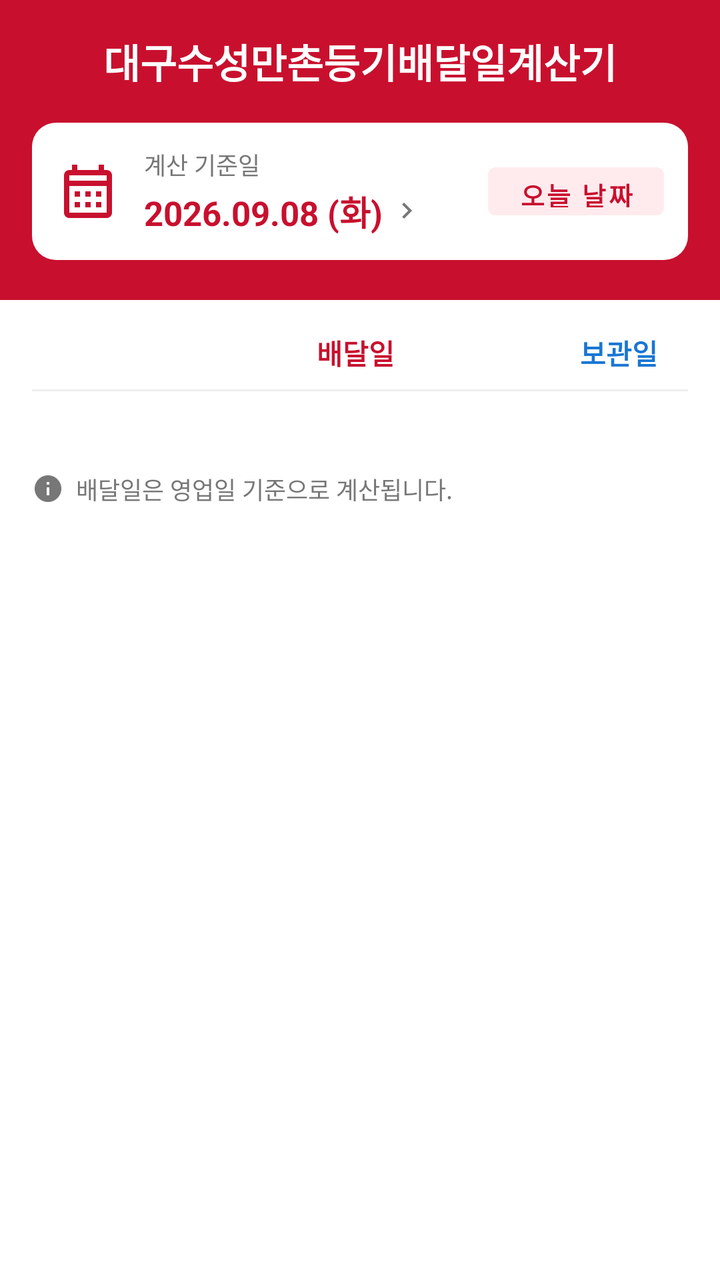
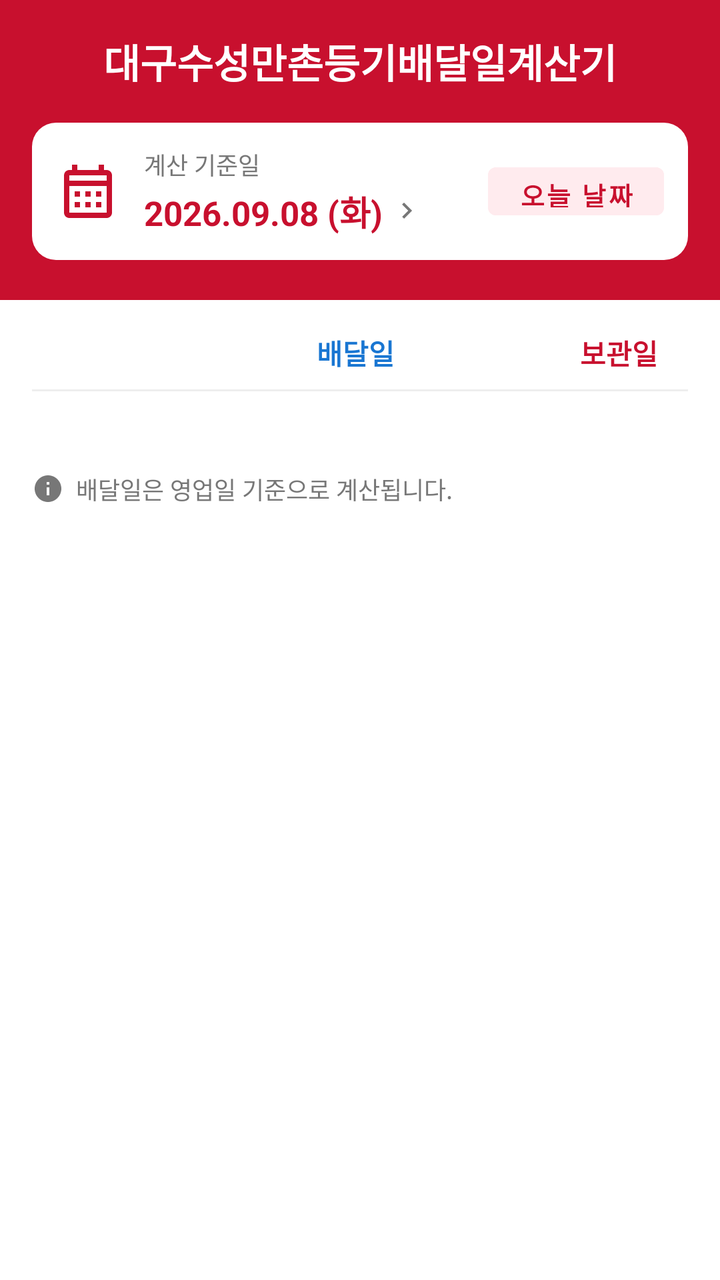

Two renders of the same Android screen: before a commit and after it. Below are the layout's source before the change and the commit's diff.
<!-- AndroidManifest.xml: application theme Theme.BusinessDayCalculator -->
<!-- res/layout/fragment_calculator.xml -->
<?xml version="1.0" encoding="utf-8"?>
<LinearLayout xmlns:android="http://schemas.android.com/apk/res/android"
    android:layout_width="match_parent"
    android:layout_height="match_parent"
    android:orientation="vertical">

    
    <LinearLayout
        android:layout_width="match_parent"
        android:layout_height="wrap_content"
        android:background="@color/primary"
        android:orientation="vertical"
        android:paddingLeft="16dp"
        android:paddingRight="16dp"
        android:paddingTop="16dp"
        android:paddingBottom="20dp">

        <TextView
            android:layout_width="match_parent"
            android:layout_height="wrap_content"
            android:text="@string/app_name"
            android:textColor="@color/white"
            android:textSize="20sp"
            android:textStyle="bold"
            android:gravity="center"
            android:layout_marginBottom="16dp" />

        
        <LinearLayout
            android:id="@+id/cardBaseDate"
            android:layout_width="match_parent"
            android:layout_height="wrap_content"
            android:background="@drawable/bg_white_card"
            android:orientation="horizontal"
            android:padding="12dp"
            android:gravity="center_vertical"
            android:clickable="true"
            android:focusable="true">

            <ImageView
                android:layout_width="32dp"
                android:layout_height="32dp"
                android:src="@drawable/ic_calendar_red"
                android:layout_marginEnd="12dp"
                android:contentDescription="달력" />

            <LinearLayout
                android:layout_width="0dp"
                android:layout_height="wrap_content"
                android:layout_weight="1"
                android:orientation="vertical">

                <TextView
                    android:layout_width="wrap_content"
                    android:layout_height="wrap_content"
                    android:text="계산 기준일"
                    android:textColor="@color/text_secondary"
                    android:textSize="12sp" />

                <LinearLayout
                    android:layout_width="wrap_content"
                    android:layout_height="wrap_content"
                    android:orientation="horizontal"
                    android:gravity="center_vertical"
                    android:layout_marginTop="2dp">

                    <TextView
                        android:id="@+id/tvBaseDateValue"
                        android:layout_width="wrap_content"
                        android:layout_height="wrap_content"
                        android:text="2026.09.08 (화)"
                        android:textColor="@color/primary"
                        android:textSize="17sp"
                        android:textStyle="bold" />

                    <ImageView
                        android:layout_width="16dp"
                        android:layout_height="16dp"
                        android:src="@drawable/ic_chevron_right"
                        android:layout_marginStart="4dp"
                        android:contentDescription="선택" />
                </LinearLayout>
            </LinearLayout>

            <Button
                android:id="@+id/btnToday"
                android:layout_width="wrap_content"
                android:layout_height="36dp"
                android:backgroundTint="#FFEBEE"
                android:text="오늘 날짜"
                android:textColor="@color/primary"
                android:textSize="13sp"
                android:textStyle="bold"
                android:paddingLeft="12dp"
                android:paddingRight="12dp"
                style="@style/Widget.MaterialComponents.Button.UnelevatedButton" />
        </LinearLayout>

        
        <LinearLayout
            android:id="@+id/cardCalendar"
            android:layout_width="match_parent"
            android:layout_height="wrap_content"
            android:background="@drawable/bg_white_card"
            android:orientation="vertical"
            android:padding="16dp"
            android:layout_marginTop="12dp"
            android:visibility="gone">

            
            <RelativeLayout
                android:layout_width="match_parent"
                android:layout_height="wrap_content"
                android:layout_marginBottom="16dp">

                <ImageView
                    android:id="@+id/btnPrevMonth"
                    android:layout_width="32dp"
                    android:layout_height="32dp"
                    android:src="@drawable/ic_chevron_left_red"
                    android:layout_alignParentStart="true"
                    android:layout_centerVertical="true"
                    android:padding="4dp"
                    android:clickable="true"
                    android:focusable="true"
                    android:contentDescription="이전달" />

                <TextView
                    android:id="@+id/tvCalendarMonthTitle"
                    android:layout_width="wrap_content"
                    android:layout_height="wrap_content"
                    android:layout_centerInParent="true"
                    android:text="2026년 9월"
                    android:textColor="@color/primary"
                    android:textSize="17sp"
                    android:textStyle="bold" />

                <ImageView
                    android:id="@+id/btnNextMonth"
                    android:layout_width="32dp"
                    android:layout_height="32dp"
                    android:src="@drawable/ic_chevron_right_red"
                    android:layout_alignParentEnd="true"
                    android:layout_centerVertical="true"
                    android:padding="4dp"
                    android:clickable="true"
                    android:focusable="true"
                    android:contentDescription="다음달" />
            </RelativeLayout>

            
            <LinearLayout
                android:layout_width="match_parent"
                android:layout_height="wrap_content"
                android:orientation="horizontal"
                android:layout_marginBottom="12dp">

                <TextView android:layout_width="0dp" android:layout_height="wrap_content" android:layout_weight="1" android:text="일" android:textColor="@color/text_secondary" android:gravity="center" android:textSize="13sp" />
                <TextView android:layout_width="0dp" android:layout_height="wrap_content" android:layout_weight="1" android:text="월" android:textColor="@color/text_secondary" android:gravity="center" android:textSize="13sp" />
                <TextView android:layout_width="0dp" android:layout_height="wrap_content" android:layout_weight="1" android:text="화" android:textColor="@color/text_secondary" android:gravity="center" android:textSize="13sp" />
                <TextView android:layout_width="0dp" android:layout_height="wrap_content" android:layout_weight="1" android:text="수" android:textColor="@color/text_secondary" android:gravity="center" android:textSize="13sp" />
                <TextView android:layout_width="0dp" android:layout_height="wrap_content" android:layout_weight="1" android:text="목" android:textColor="@color/text_secondary" android:gravity="center" android:textSize="13sp" />
                <TextView android:layout_width="0dp" android:layout_height="wrap_content" android:layout_weight="1" android:text="금" android:textColor="@color/text_secondary" android:gravity="center" android:textSize="13sp" />
                <TextView android:layout_width="0dp" android:layout_height="wrap_content" android:layout_weight="1" android:text="토" android:textColor="@color/text_secondary" android:gravity="center" android:textSize="13sp" />
            </LinearLayout>

            
            <GridLayout
                android:id="@+id/gridCalendarDays"
                android:layout_width="match_parent"
                android:layout_height="wrap_content"
                android:columnCount="7"
                android:alignmentMode="alignBounds"
                android:useDefaultMargins="false"
                android:layout_marginBottom="16dp" />

            
            <Button
                android:id="@+id/btnCloseCalendar"
                android:layout_width="match_parent"
                android:layout_height="48dp"
                android:backgroundTint="@color/primary"
                android:text="닫기"
                android:textColor="@color/white"
                android:textSize="16sp"
                android:textStyle="bold"
                style="@style/Widget.MaterialComponents.Button.UnelevatedButton" />

        </LinearLayout>

    </LinearLayout>

    <ScrollView
        android:layout_width="match_parent"
        android:layout_height="0dp"
        android:layout_weight="1"
        android:padding="16dp">

        <LinearLayout
            android:id="@+id/calcContainer"
            android:layout_width="match_parent"
            android:layout_height="wrap_content"
            android:orientation="vertical">

            
            <LinearLayout
                android:layout_width="match_parent"
                android:layout_height="wrap_content"
                android:orientation="horizontal"
                android:paddingBottom="8dp"
                android:gravity="center_vertical">
                
                <View
                    android:layout_width="64dp"
                    android:layout_height="0dp" />

                <TextView
                    android:layout_width="0dp"
                    android:layout_height="wrap_content"
                    android:layout_weight="1"
                    android:text="@string/delivery_date"
                    android:textColor="@color/primary"
                    android:textStyle="bold"
                    android:gravity="center" />

                <TextView
                    android:layout_width="0dp"
                    android:layout_height="wrap_content"
                    android:layout_weight="0.35"
                    android:text="@string/storage_date"
                    android:textColor="@color/chip_blue_text"
                    android:textStyle="bold"
                    android:gravity="center" />
            </LinearLayout>

            <View
                android:layout_width="match_parent"
                android:layout_height="1dp"
                android:background="@color/divider"
                android:layout_marginBottom="16dp" />

            

            
            <LinearLayout
                android:layout_width="match_parent"
                android:layout_height="wrap_content"
                android:orientation="horizontal"
                android:gravity="center_vertical"
                android:layout_marginTop="24dp">

                <ImageView
                    android:layout_width="16dp"
                    android:layout_height="16dp"
                    android:src="@drawable/ic_info_gray"
                    android:layout_marginEnd="6dp"
                    android:contentDescription="안내" />

                <TextView
                    android:layout_width="wrap_content"
                    android:layout_height="wrap_content"
                    android:text="@string/note_business_day"
                    android:textColor="@color/text_secondary"
                    android:textSize="12sp" />
            </LinearLayout>

        </LinearLayout>
    </ScrollView>
</LinearLayout>
<!-- resources referenced by this layout -->
<resources>
  <color name="chip_blue_text">#1976D2</color>
  <color name="divider">#EEEEEE</color>
  <color name="primary">#C8102E</color>
  <color name="text_secondary">#777777</color>
  <color name="white">#FFFFFFFF</color>
  <!-- drawable bg_white_card (drawable) -->
  <?xml version="1.0" encoding="utf-8"?>
  <shape xmlns:android="http://schemas.android.com/apk/res/android"
      android:shape="rectangle">
      <corners android:radius="12dp" />
      <solid android:color="@color/white" />
  </shape>
  <!-- drawable ic_calendar_red (drawable) -->
  <vector xmlns:android="http://schemas.android.com/apk/res/android"
      android:width="32dp"
      android:height="32dp"
      android:viewportWidth="24"
      android:viewportHeight="24">
    <path
        android:fillColor="#C8102E"
        android:pathData="M19,4h-1V2h-2v2H8V2H6v2H5C3.89,4 3.01,4.9 3.01,6L3,20c0,1.1 0.89,2 2,2h14c1.1,0 2,-0.9 2,-2V6c0,-1.1 -0.9,-2 -2,-2zM19,20H5V10h14v10zM19,8H5V6h14v2zM9,14H7v-2h2v2zM13,14h-2v-2h2v2zM17,14h-2v-2h2v2zM9,18H7v-2h2v2zM13,18h-2v-2h2v2zM17,18h-2v-2h2v2z"/>
  </vector>
  <!-- drawable ic_chevron_left_red (drawable) -->
  <vector xmlns:android="http://schemas.android.com/apk/res/android"
      android:width="24dp"
      android:height="24dp"
      android:viewportWidth="24"
      android:viewportHeight="24">
    <path
        android:fillColor="#C8102E"
        android:pathData="M15.41,7.41L14,6l-6,6 6,6 1.41,-1.41L10.83,12z"/>
  </vector>
  <!-- drawable ic_chevron_right (drawable) -->
  <vector xmlns:android="http://schemas.android.com/apk/res/android"
      android:width="16dp"
      android:height="16dp"
      android:viewportWidth="24"
      android:viewportHeight="24">
    <path
        android:fillColor="#777777"
        android:pathData="M10,6L8.59,7.41L13.17,12L8.59,16.59L10,18l6,-6z"/>
  </vector>
  <!-- drawable ic_chevron_right_red (drawable) -->
  <vector xmlns:android="http://schemas.android.com/apk/res/android"
      android:width="24dp"
      android:height="24dp"
      android:viewportWidth="24"
      android:viewportHeight="24">
    <path
        android:fillColor="#C8102E"
        android:pathData="M10,6L8.59,7.41L13.17,12L8.59,16.59L10,18l6,-6z"/>
  </vector>
  <!-- drawable ic_info_gray (drawable) -->
  <vector xmlns:android="http://schemas.android.com/apk/res/android"
      android:width="16dp"
      android:height="16dp"
      android:viewportWidth="24"
      android:viewportHeight="24">
    <path
        android:fillColor="#777777"
        android:pathData="M12,2C6.48,2 2,6.48 2,12s4.48,10 10,10 10,-4.48 10,-10S17.52,2 12,2zM13,17h-2v-6h2v6zM13,9h-2V7h2v2z"/>
  </vector>
  <string name="app_name">대구수성만촌등기배달일계산기</string>
  <string name="delivery_date">배달일</string>
  <string name="note_business_day">배달일은 영업일 기준으로 계산됩니다.</string>
  <string name="storage_date">보관일</string>
  <style name="Theme.BusinessDayCalculator" parent="Base.Theme.BusinessDayCalculator" />
  <style name="Base.Theme.BusinessDayCalculator" parent="Theme.MaterialComponents.DayNight.NoActionBar">
          
          <item name="colorPrimary">@color/primary</item>
          <item name="colorPrimaryVariant">@color/primary_variant</item>
          <item name="colorOnPrimary">@color/white</item>
          <item name="colorSecondary">@color/secondary</item>
      </style>
  <color name="primary_variant">#A00C24</color>
  <color name="secondary">#FFEBEE</color>
</resources>

<!-- the commit's change to res/layout/fragment_calculator.xml (unified diff, before → after) -->
@@ -219,7 +219,7 @@
                     android:layout_height="wrap_content"
                     android:layout_weight="1"
                     android:text="@string/delivery_date"
-                    android:textColor="@color/primary"
+                    android:textColor="@color/chip_blue_text"
                     android:textStyle="bold"
                     android:gravity="center" />
 
@@ -228,7 +228,7 @@
                     android:layout_height="wrap_content"
                     android:layout_weight="0.35"
                     android:text="@string/storage_date"
-                    android:textColor="@color/chip_blue_text"
+                    android:textColor="@color/primary"
                     android:textStyle="bold"
                     android:gravity="center" />
             </LinearLayout>
